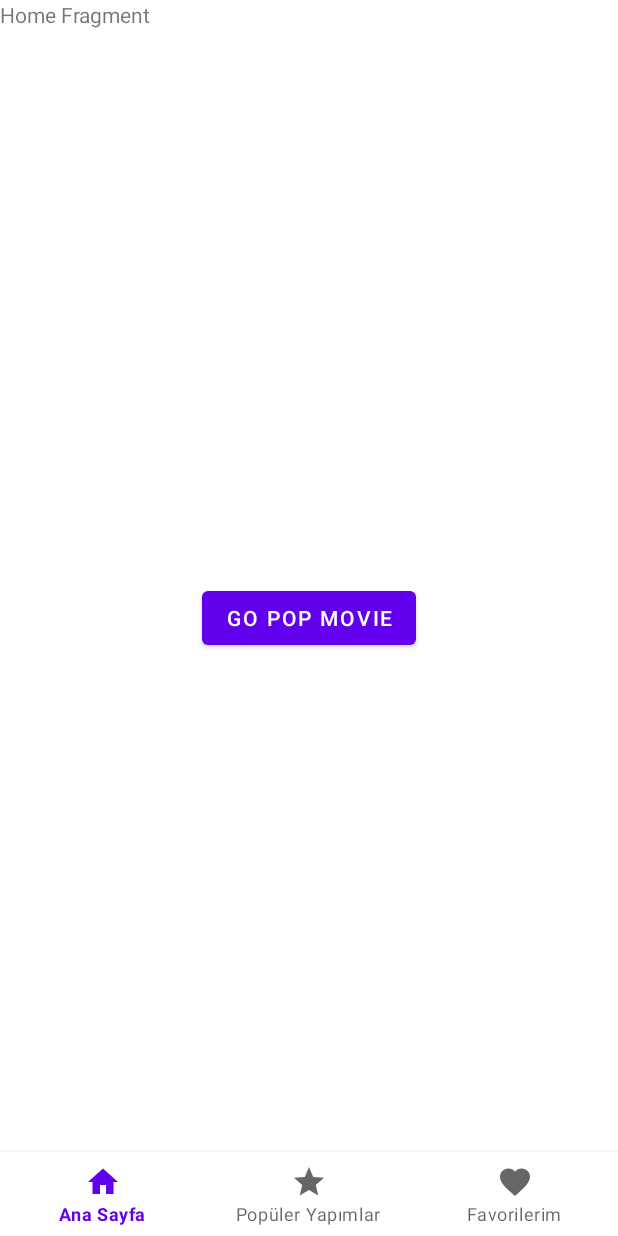
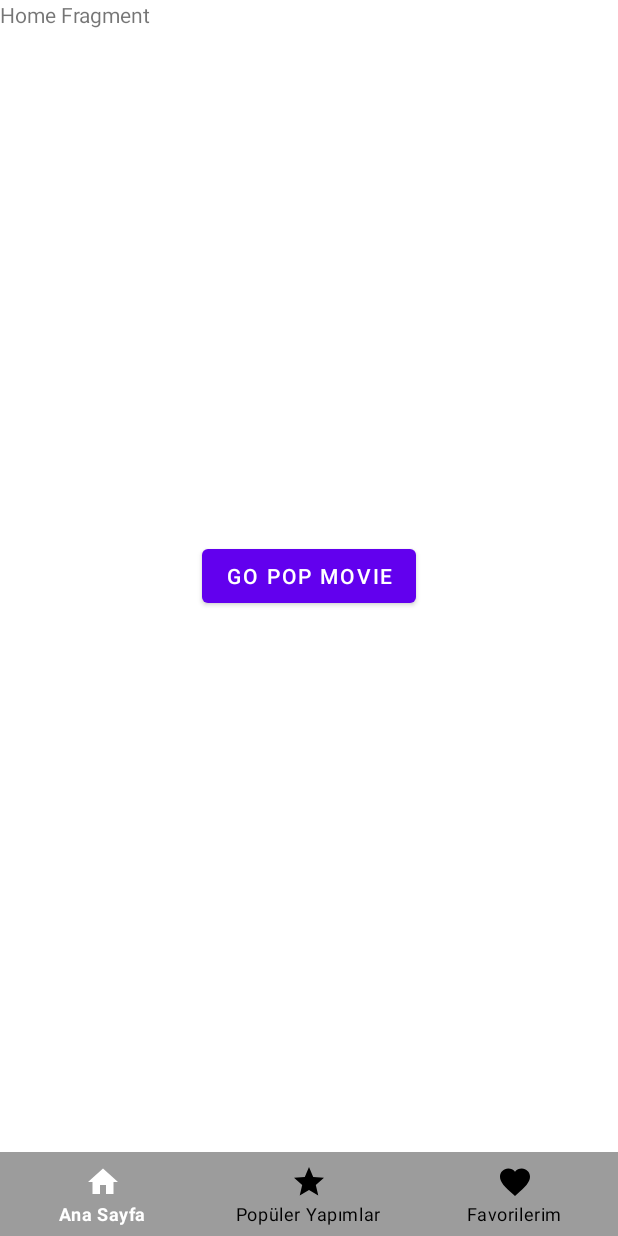
Before and after one commit to fcatadev/MovieApp, an Android app: the screen it shows after launch (MainActivity), on a phone screen of 412 x 824 dp. Run offline under Robolectric (Android 15) with nearby library versions, the light colour scheme and no system bars; our stand-ins replace navigation-ui.

Commit message:
editing bottom nav bar

```diff
--- a/app/src/main/java/com/fcadev/movieapp/view/MainActivity.kt
+++ b/app/src/main/java/com/fcadev/movieapp/view/MainActivity.kt
@@ -16,7 +16,6 @@ import com.google.android.material.bottomnavigation.BottomNavigationView
 class MainActivity : AppCompatActivity() {
 
     private lateinit var binding : ActivityMainBinding
-    private lateinit var bottomNav : BottomNavigationView
 
     override fun onCreate(savedInstanceState: Bundle?) {
         super.onCreate(savedInstanceState)
--- a/app/src/main/res/layout/activity_main.xml
+++ b/app/src/main/res/layout/activity_main.xml
@@ -1,5 +1,5 @@
 <?xml version="1.0" encoding="utf-8"?>
-<androidx.constraintlayout.widget.ConstraintLayout
+<RelativeLayout
     xmlns:android="http://schemas.android.com/apk/res/android"
     xmlns:app="http://schemas.android.com/apk/res-auto"
     xmlns:tools="http://schemas.android.com/tools"
@@ -7,29 +7,27 @@
     android:layout_height="match_parent"
     tools:context=".view.MainActivity">
 
-    <com.google.android.material.bottomnavigation.BottomNavigationView
-        android:id="@+id/bottomBar"
-        android:layout_width="match_parent"
-        android:layout_height="?actionBarSize"
-        app:layout_constraintBottom_toBottomOf="parent"
-        app:layout_constraintEnd_toEndOf="parent"
-        app:layout_constraintStart_toStartOf="parent"
-        app:menu="@menu/nav_menu"
-        >
-
-    </com.google.android.material.bottomnavigation.BottomNavigationView>
-
     <fragment
         android:id="@+id/fragmentContainerView"
         android:name="androidx.navigation.fragment.NavHostFragment"
         android:layout_width="match_parent"
         android:layout_height="match_parent"
+        android:layout_above="@+id/bottomBar"
+        android:layout_alignParentTop="true"
         app:defaultNavHost="true"
-        app:layout_constraintBottom_toTopOf="@+id/bottomBar"
-        app:layout_constraintEnd_toEndOf="parent"
-        app:layout_constraintStart_toStartOf="parent"
-        app:layout_constraintTop_toTopOf="parent"
         app:navGraph="@navigation/nav_graph" />
 
+    <com.google.android.material.bottomnavigation.BottomNavigationView
+        android:id="@+id/bottomBar"
+        android:layout_width="match_parent"
+        android:layout_height="wrap_content"
+        android:layout_alignParentBottom="true"
+        android:background="#9C9C9C"
+        app:elevation="0dp"
+        app:itemIconTint="@drawable/selector"
+        app:itemTextColor="@drawable/selector"
+        app:menu="@menu/nav_menu">
 
-</androidx.constraintlayout.widget.ConstraintLayout>
+    </com.google.android.material.bottomnavigation.BottomNavigationView>
+
+</RelativeLayout>
```
